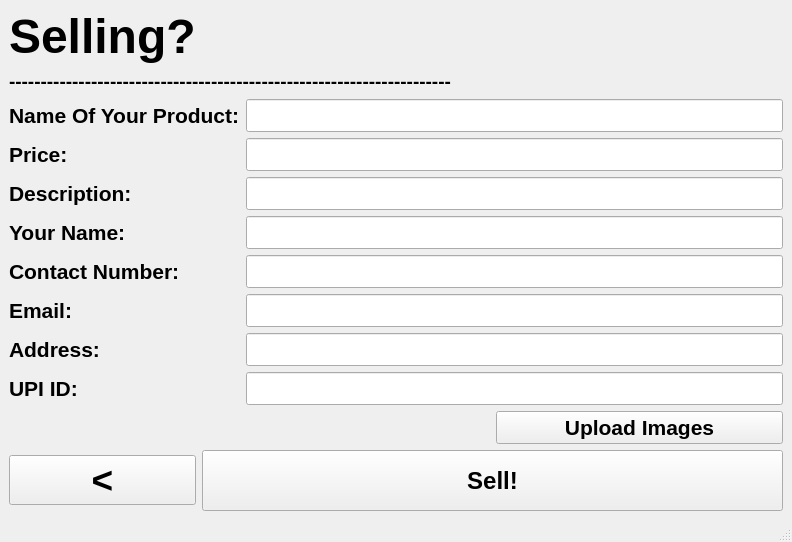
Old version of the form sellPage.ui in the repository anuragrao04/GrowPal.
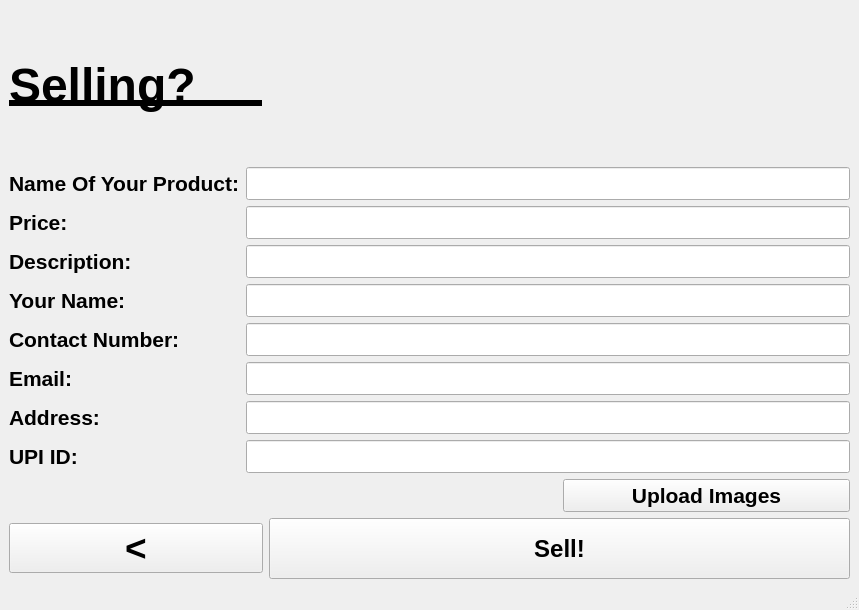
New version of the form.

Commit message: modified sell page elements

Diff of the .ui file:
```diff
--- a/sellPage.ui
+++ b/sellPage.ui
@@ -2,46 +2,40 @@
 <ui version="4.0">
  <class>SellPage</class>
  <widget class="QMainWindow" name="SellPage">
+  <property name="geometry">
+   <rect>
+    <x>0</x>
+    <y>0</y>
+    <width>837</width>
+    <height>610</height>
+   </rect>
+  </property>
   <property name="windowTitle">
    <string>MainWindow</string>
   </property>
   <widget class="QWidget" name="centralwidget">
    <layout class="QGridLayout" name="gridLayout">
-    <item row="6" column="0">
-     <widget class="QPushButton" name="pushButton_back">
-      <property name="font">
-       <font>
-        <pointsize>28</pointsize>
-        <weight>75</weight>
-        <bold>true</bold>
-       </font>
-      </property>
-      <property name="text">
-       <string>&lt;</string>
-      </property>
-     </widget>
-    </item>
-    <item row="6" column="1" colspan="2">
-     <widget class="QPushButton" name="pushButton_Sell">
+    <item row="2" column="2">
+     <widget class="QPushButton" name="pushButton_UploadImages">
       <property name="minimumSize">
        <size>
-        <width>581</width>
-        <height>61</height>
+        <width>0</width>
+        <height>0</height>
        </size>
       </property>
       <property name="font">
        <font>
-        <pointsize>18</pointsize>
+        <pointsize>16</pointsize>
         <weight>75</weight>
         <bold>true</bold>
        </font>
       </property>
       <property name="text">
-       <string>Sell!</string>
+       <string>Upload Images</string>
       </property>
      </widget>
     </item>
-    <item row="3" column="0" colspan="2">
+    <item row="2" column="0" colspan="2">
      <spacer name="horizontalSpacer">
       <property name="orientation">
        <enum>Qt::Horizontal</enum>
@@ -54,20 +48,6 @@
       </property>
      </spacer>
     </item>
-    <item row="1" column="0" colspan="2">
-     <widget class="QLabel" name="label_2">
-      <property name="font">
-       <font>
-        <pointsize>14</pointsize>
-        <weight>75</weight>
-        <bold>true</bold>
-       </font>
-      </property>
-      <property name="text">
-       <string>----------------------------------------------------------------------</string>
-      </property>
-     </widget>
-    </item>
     <item row="0" column="0">
      <widget class="QLabel" name="label">
       <property name="font">
@@ -76,34 +56,15 @@
         <weight>75</weight>
         <italic>false</italic>
         <bold>true</bold>
+        <underline>true</underline>
        </font>
       </property>
       <property name="text">
-       <string>Selling?</string>
+       <string>Selling?     </string>
       </property>
      </widget>
     </item>
-    <item row="3" column="2">
-     <widget class="QPushButton" name="pushButton_UploadImages">
-      <property name="minimumSize">
-       <size>
-        <width>0</width>
-        <height>0</height>
-       </size>
-      </property>
-      <property name="font">
-       <font>
-        <pointsize>16</pointsize>
-        <weight>75</weight>
-        <bold>true</bold>
-       </font>
-      </property>
-      <property name="text">
-       <string>Upload Images</string>
-      </property>
-     </widget>
-    </item>
-    <item row="2" column="0" colspan="3">
+    <item row="1" column="0" colspan="3">
      <layout class="QFormLayout" name="formLayout">
       <item row="0" column="0">
        <widget class="QLabel" name="label_NameOfProd">
@@ -306,6 +267,40 @@
       </item>
      </layout>
     </item>
+    <item row="5" column="0">
+     <widget class="QPushButton" name="pushButton_back">
+      <property name="font">
+       <font>
+        <pointsize>28</pointsize>
+        <weight>75</weight>
+        <bold>true</bold>
+       </font>
+      </property>
+      <property name="text">
+       <string>&lt;</string>
+      </property>
+     </widget>
+    </item>
+    <item row="5" column="1" colspan="2">
+     <widget class="QPushButton" name="pushButton_Sell">
+      <property name="minimumSize">
+       <size>
+        <width>581</width>
+        <height>61</height>
+       </size>
+      </property>
+      <property name="font">
+       <font>
+        <pointsize>18</pointsize>
+        <weight>75</weight>
+        <bold>true</bold>
+       </font>
+      </property>
+      <property name="text">
+       <string>Sell!</string>
+      </property>
+     </widget>
+    </item>
    </layout>
   </widget>
   <widget class="QMenuBar" name="menubar">
```
Left out of the diff: 2 changed lines with no effect on the pictures. The commit also changes 1 other file.
